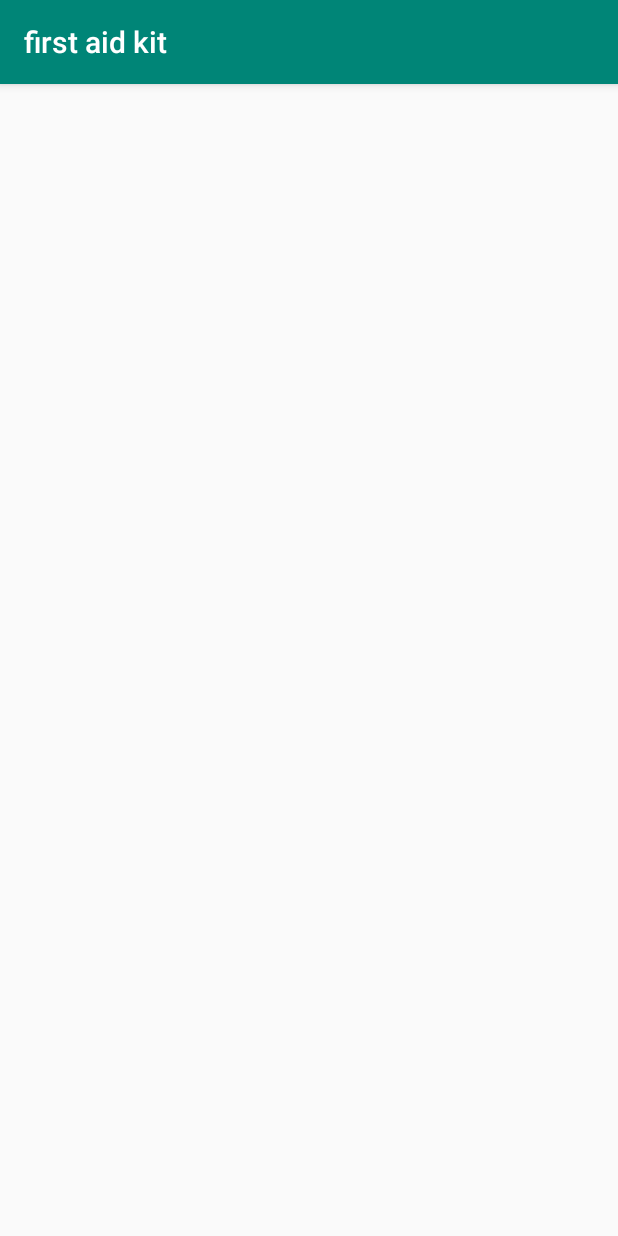
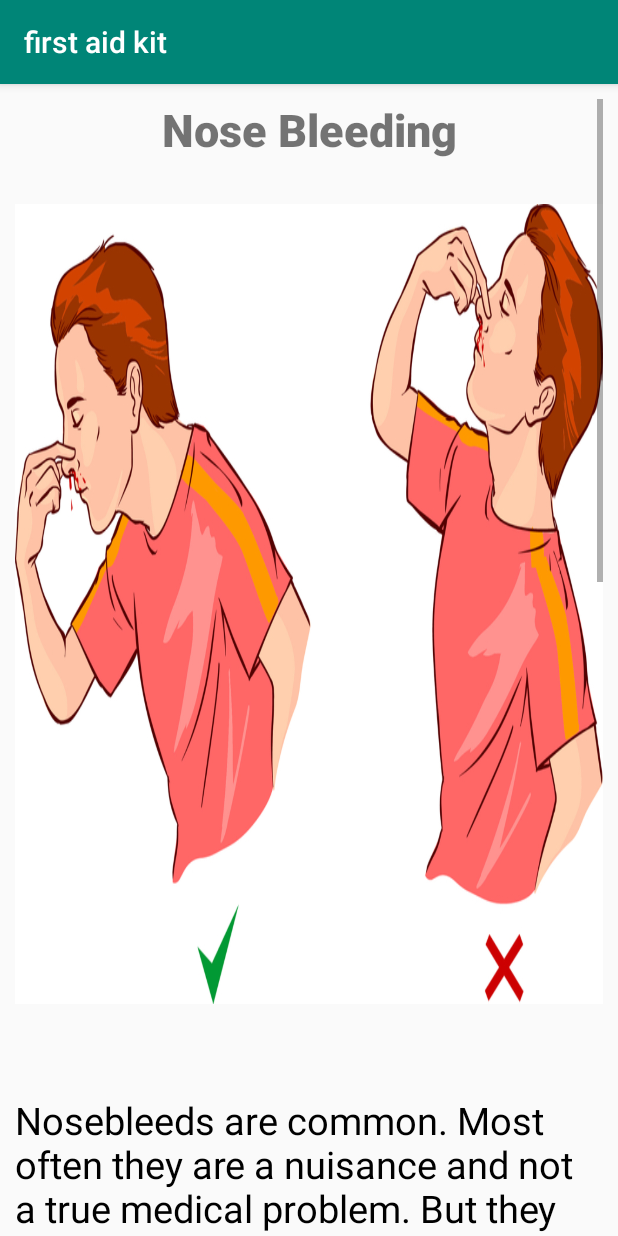
Before and after one commit to Azmary-mahi/First-Aid, an Android app: the poison screen opened directly, with no data from a screen before it, on a phone screen of 412 x 824 dp. Run offline under Robolectric (Android 15) with nearby library versions, the phone set to English and light mode, and no system bars.

Commit message:
commit 22

```diff
--- a/app/src/main/res/layout/activity_poison.xml
+++ b/app/src/main/res/layout/activity_poison.xml
@@ -1,9 +1,46 @@
 <?xml version="1.0" encoding="utf-8"?>
-<androidx.constraintlayout.widget.ConstraintLayout xmlns:android="http://schemas.android.com/apk/res/android"
+<RelativeLayout xmlns:android="http://schemas.android.com/apk/res/android"
     xmlns:app="http://schemas.android.com/apk/res-auto"
     xmlns:tools="http://schemas.android.com/tools"
     android:layout_width="match_parent"
     android:layout_height="match_parent"
     tools:context=".poison">
+    <ScrollView
+        android:layout_width="match_parent"
+        android:layout_height="match_parent"
+        android:layout_marginTop="10sp"
+        android:layout_marginStart="10sp"
+        android:layout_marginEnd="10sp"
+        >
 
-</androidx.constraintlayout.widget.ConstraintLayout>
+        <LinearLayout
+            android:layout_width="match_parent"
+            android:layout_height="wrap_content"
+            android:orientation="vertical">
+            <TextView
+                android:layout_width="match_parent"
+                android:layout_height="40dp"
+                android:text="Nose Bleeding"
+                android:textSize="30dp"
+                android:textAlignment="center"
+                android:gravity="center_horizontal"
+                android:fontFamily="sans-serif-black"
+                />
+            <ImageView
+                android:layout_width="match_parent"
+                android:layout_height="800px"
+                android:background="@drawable/nosebleed2"
+                android:layout_marginTop="30dp"/>
+
+            <TextView
+                android:layout_width="match_parent"
+                android:layout_height="match_parent"
+                android:layout_marginTop="90px"
+                android:text="@string/nosebleed"
+                android:textColor="#000000"
+                android:textSize="25dp"/>
+
+        </LinearLayout>
+    </ScrollView>
+
+</RelativeLayout>
```
